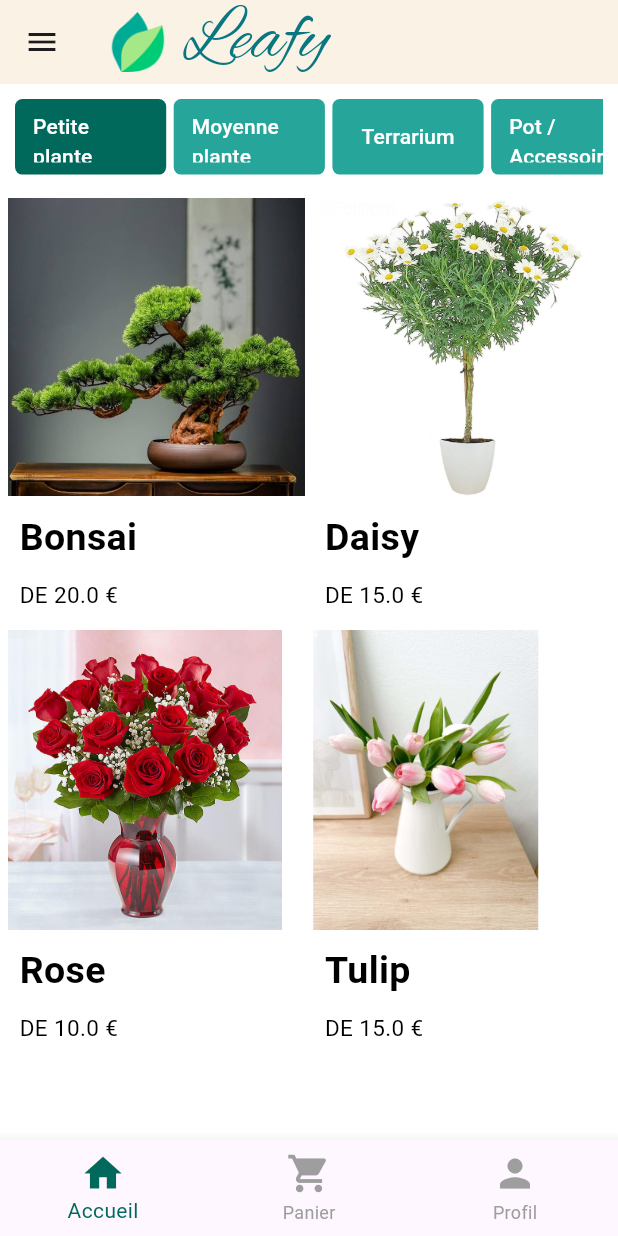
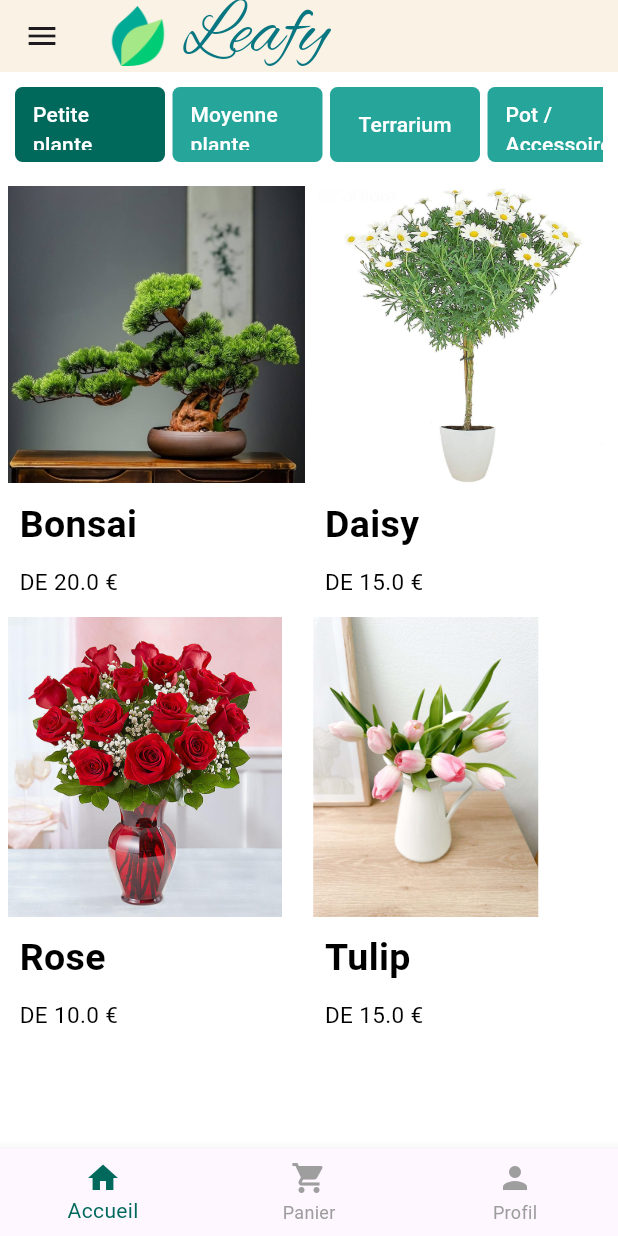
Before and after one commit to Zelikoo/Leafy, a Flutter app: the screen it shows after launch, on a phone screen of 412 x 824 dp. Run offline on Flutter 3.47's test engine with Material 3 defaults, Android fonts, the phone set to English and light mode, and no system bars.

Commit message:
refactor: Introduce MainPage with BottomNavigationBar and AppBar component
This commit refactors the app's root structure by introducing a `MainPage` to manage navigation via a `BottomNavigationBar`. It also extracts the `AppBar` into a reusable component.

- **`MainPage` (`lib/main_page.dart`):**
    - Created a new stateful widget `MainPage` which acts as the new root UI.
    - Implements a `BottomNavigationBar` for navigating between `HomePage`, `PanierPage`, and `ProfilPage`.
    - Uses an `IndexedStack` to preserve the state of each page when switching tabs.

- **AppBar Component (`lib/components/my_appbar.dart`):**
    - Extracted the common `AppBar` into a reusable stateless widget `My_AppBar`.
    - `HomePage` and `EntretienPage` now use this new `My_AppBar` component, reducing code duplication.

- **Routing and Page Structure:**
    - `main.dart` now sets `MainPage` as the initial route (`/`).
    - Added new placeholder pages: `PanierPage`, `ProfilPage`, and `ConnexionPage`.
    - Added new routes for the new pages in `main.dart`.
    - Renamed `entretien.dart` to `entretien_page.dart` for consistency and updated all relevant imports.

- **Component & Page Cleanup:**
    - Removed the now-redundant `MyBottomNav` component and its usage from `HomePage` and `EntretienPage`.
    - Refactored `HomePage` to remove the old `AppBar` implementation and improve the layout structure of the category and product grids.

```diff
--- /dev/null
+++ b/lib/components/my_appbar.dart
@@ -0,0 +1,34 @@
+import 'package:flutter/material.dart';
+
+class My_AppBar extends StatelessWidget implements PreferredSizeWidget {
+  const My_AppBar({super.key});
+
+  @override
+  Size get preferredSize => Size.fromHeight(kTextTabBarHeight);
+
+  @override
+  Widget build(BuildContext context) {
+    return AppBar(
+      backgroundColor: const Color(0xfffaf2e4),
+      title: Row(
+        mainAxisAlignment: MainAxisAlignment.start,
+        children: [
+          Image(
+            image: AssetImage("assets/images/leafy.png"),
+            width: 40,
+            height: 40,
+          ),
+          const SizedBox(width: 10),
+          Text(
+            "Leafy",
+            style: TextStyle(
+              fontFamily: 'AlexBrush',
+              fontSize: 50,
+              color: Color(0xff097782),
+            ),
+          ),
+        ],
+      ),
+    );
+  }
+}
--- a/lib/components/my_bottom_nav.dart
+++ /dev/null
@@ -1,31 +0,0 @@
-import 'package:flutter/material.dart';
-
-class MyBottomNav extends StatelessWidget {
-  const MyBottomNav({super.key});
-
-  @override
-  Widget build(BuildContext context) {
-    return BottomNavigationBar(
-      items: const [
-        BottomNavigationBarItem(icon: Icon(Icons.home), label: 'Accueil'),
-        BottomNavigationBarItem(
-          icon: Icon(Icons.shopping_cart),
-          label: 'Panier',
-        ),
-        BottomNavigationBarItem(icon: Icon(Icons.person), label: 'Profil'),
-      ],
-      selectedItemColor: Colors.teal.shade800,
-      unselectedItemColor: Colors.grey,
-      iconSize: 30,
-      onTap: (index) {
-        if (index == 0) {
-          Navigator.pushNamed(context, '/');
-        } else if (index == 1) {
-          Navigator.pushNamed(context, '/panier');
-        } else if (index == 2) {
-          Navigator.pushNamed(context, '/profil');
-        }
-      },
-    );
-  }
-}
--- a/lib/components/my_drawer.dart
+++ b/lib/components/my_drawer.dart
@@ -1,6 +1,6 @@
 import 'package:flutter/material.dart';
 
-import '../pages/entretien.dart';
+import '../pages/entretien_page.dart';
 import '../pages/home_page.dart';
 
 class MyDrawer extends StatelessWidget {
--- a/lib/main.dart
+++ b/lib/main.dart
@@ -1,6 +1,10 @@
 import 'package:flutter/material.dart';
+import 'package:flutter_leafy/main_page.dart';
 import 'pages/home_page.dart';
-import 'package:flutter_leafy/pages/entretien.dart';
+import 'pages/entretien_page.dart';
+import 'pages/profil_page.dart';
+import 'pages/panier_page.dart';
+import 'pages/connexion_page.dart';
 
 void main() {
   runApp(const MyApp());
@@ -16,8 +20,12 @@ class MyApp extends StatelessWidget {
       title: 'Leafy',
       initialRoute: '/',
       routes: {
-        '/': (context) => const HomePage(),
+        '/': (context) => const MainPage(),
+        '/home': (context) => const HomePage(),
         '/entretien': (context) => const EntretienPage(),
+        '/panier': (context) => const PanierPage(),
+        '/profil': (context) => const ProfilPage(),
+        '/connexion': (context) => const ConnexionPage(),
       },
       theme: ThemeData(),
     );
--- /dev/null
+++ b/lib/main_page.dart
@@ -0,0 +1,44 @@
+import 'package:flutter/material.dart';
+import 'pages/home_page.dart';
+import 'pages/panier_page.dart';
+import 'pages/profil_page.dart';
+
+class MainPage extends StatefulWidget {
+  const MainPage({super.key});
+
+  @override
+  State<MainPage> createState() => _MainPageState();
+}
+
+class _MainPageState extends State<MainPage> {
+  int _selectedIndex = 0;
+
+  final List<Widget> _pages = const [HomePage(), PanierPage(), ProfilPage()];
+
+  void _onItemTapped(int index) {
+    setState(() {
+      _selectedIndex = index;
+    });
+  }
+
+  @override
+  Widget build(BuildContext context) {
+    return Scaffold(
+      body: IndexedStack(index: _selectedIndex, children: _pages),
+      bottomNavigationBar: BottomNavigationBar(
+        currentIndex: _selectedIndex,
+        selectedItemColor: Colors.teal.shade800,
+        unselectedItemColor: Colors.grey,
+        onTap: _onItemTapped,
+        items: const [
+          BottomNavigationBarItem(icon: Icon(Icons.home), label: 'Accueil'),
+          BottomNavigationBarItem(
+            icon: Icon(Icons.shopping_cart),
+            label: 'Panier',
+          ),
+          BottomNavigationBarItem(icon: Icon(Icons.person), label: 'Profil'),
+        ],
+      ),
+    );
+  }
+}
--- /dev/null
+++ b/lib/pages/connexion_page.dart
@@ -0,0 +1,10 @@
+import 'package:flutter/material.dart';
+
+class ConnexionPage extends StatelessWidget {
+  const ConnexionPage({super.key});
+
+  @override
+  Widget build(BuildContext context) {
+    return const Placeholder();
+  }
+}
--- a/lib/pages/entretien.dart
+++ b/lib/pages/entretien_page.dart
@@ -1,6 +1,6 @@
 import 'package:flutter/material.dart';
-import '../components/my_bottom_nav.dart';
 import '../components/my_drawer.dart';
+import '../components/my_appbar.dart';
 
 class EntretienPage extends StatelessWidget {
   const EntretienPage({super.key});
@@ -10,32 +10,7 @@ class EntretienPage extends StatelessWidget {
     return Scaffold(
       backgroundColor: Color(0xfffaf2e4),
       drawer: MyDrawer(),
-      appBar: AppBar(
-        backgroundColor: const Color(0xfffaf2e4),
-        title: Row(
-          mainAxisAlignment: MainAxisAlignment.spaceBetween,
-          children: [
-            Row(
-              children: [
-                Image(
-                  image: AssetImage("assets/images/leafy.png"),
-                  width: 40,
-                  height: 40,
-                ),
-                const SizedBox(width: 10),
-                Text(
-                  "Leafy",
-                  style: TextStyle(
-                    fontFamily: 'AlexBrush',
-                    fontSize: 50,
-                    color: Color(0xff097782),
-                  ),
-                ),
-              ],
-            ),
-          ],
-        ),
-      ),
+      appBar: My_AppBar(),
       body: SingleChildScrollView(
         child: Container(
           margin: EdgeInsets.all(15),
@@ -118,7 +93,6 @@ class EntretienPage extends StatelessWidget {
           ),
         ),
       ),
-      bottomNavigationBar: MyBottomNav(),
     );
   }
 }
--- a/lib/pages/home_page.dart
+++ b/lib/pages/home_page.dart
@@ -1,7 +1,7 @@
 import 'package:flutter/material.dart';
 import '../components/my_drawer.dart';
 import '../class/produit.dart';
-import '../components/my_bottom_nav.dart';
+import '../components/my_appbar.dart';
 
 class HomePage extends StatefulWidget {
   const HomePage({super.key});
@@ -51,39 +51,20 @@ class _HomePageState extends State<HomePage> {
   Widget build(BuildContext context) {
     return Scaffold(
       backgroundColor: Colors.white,
-      drawer: MyDrawer(),
-      appBar: AppBar(
-        backgroundColor: const Color(0xfffaf2e4),
-        title: Row(
-          mainAxisAlignment: MainAxisAlignment.start,
-          children: [
-            Image(
-              image: AssetImage("assets/images/leafy.png"),
-              width: 40,
-              height: 40,
-            ),
-            const SizedBox(width: 10),
-            Text(
-              "Leafy",
-              style: TextStyle(
-                fontFamily: 'AlexBrush',
-                fontSize: 50,
-                color: Color(0xff097782),
-              ),
-            ),
-          ],
-        ),
-      ),
+      drawer: const MyDrawer(),
+      appBar: My_AppBar(),
+
       body: Column(
         children: [
-          Expanded(
-            flex: 1,
+          // Catégories horizontales
+          SizedBox(
+            height: 70,
             child: Container(
-              margin: EdgeInsets.all(10),
+              margin: const EdgeInsets.all(10),
               child: GridView.builder(
                 itemCount: categoryList.length,
                 scrollDirection: Axis.horizontal,
-                gridDelegate: SliverGridDelegateWithFixedCrossAxisCount(
+                gridDelegate: const SliverGridDelegateWithFixedCrossAxisCount(
                   crossAxisCount: 1,
                   crossAxisSpacing: 0.5,
                   mainAxisSpacing: 5,
@@ -111,29 +92,30 @@ class _HomePageState extends State<HomePage> {
               ),
             ),
           ),
+
+          // Liste de produits
           Expanded(
-            flex: 9,
             child: GridView.builder(
               itemCount: flowerList.length,
-              padding: EdgeInsets.all(5.0),
-              gridDelegate: SliverGridDelegateWithFixedCrossAxisCount(
+              padding: const EdgeInsets.all(5.0),
+              gridDelegate: const SliverGridDelegateWithFixedCrossAxisCount(
                 crossAxisCount: 2,
                 childAspectRatio: 0.7,
                 crossAxisSpacing: 5.0,
                 mainAxisSpacing: 5.0,
               ),
               itemBuilder: (context, index) {
+                final produit = flowerList[index];
                 return Column(
                   mainAxisAlignment: MainAxisAlignment.spaceBetween,
                   crossAxisAlignment: CrossAxisAlignment.start,
                   children: [
-                    Image.asset(flowerList[index].urlImg, height: 200),
+                    Image.asset(produit.urlImg, height: 200),
                     Padding(
                       padding: const EdgeInsets.all(8.0),
                       child: Text(
-                        flowerList[index].name,
-                        textAlign: TextAlign.start,
-                        style: TextStyle(
+                        produit.name,
+                        style: const TextStyle(
                           color: Colors.black,
                           fontSize: 25,
                           fontWeight: FontWeight.bold,
@@ -143,9 +125,11 @@ class _HomePageState extends State<HomePage> {
                     Padding(
                       padding: const EdgeInsets.fromLTRB(8, 0, 0, 8),
                       child: Text(
-                        "DE ${flowerList[index].price} €",
-                        textAlign: TextAlign.start,
-                        style: TextStyle(color: Colors.black, fontSize: 15),
+                        "DE ${produit.price} €",
+                        style: const TextStyle(
+                          color: Colors.black,
+                          fontSize: 15,
+                        ),
                       ),
                     ),
                   ],
@@ -153,7 +137,6 @@ class _HomePageState extends State<HomePage> {
               },
             ),
           ),
-          MyBottomNav(),
         ],
       ),
     );
--- /dev/null
+++ b/lib/pages/panier_page.dart
@@ -0,0 +1,10 @@
+import 'package:flutter/material.dart';
+
+class PanierPage extends StatelessWidget {
+  const PanierPage({super.key});
+
+  @override
+  Widget build(BuildContext context) {
+    return Scaffold();
+  }
+}
--- /dev/null
+++ b/lib/pages/profil_page.dart
@@ -0,0 +1,10 @@
+import 'package:flutter/material.dart';
+
+class ProfilPage extends StatelessWidget {
+  const ProfilPage({super.key});
+
+  @override
+  Widget build(BuildContext context) {
+    return Scaffold();
+  }
+}
```
